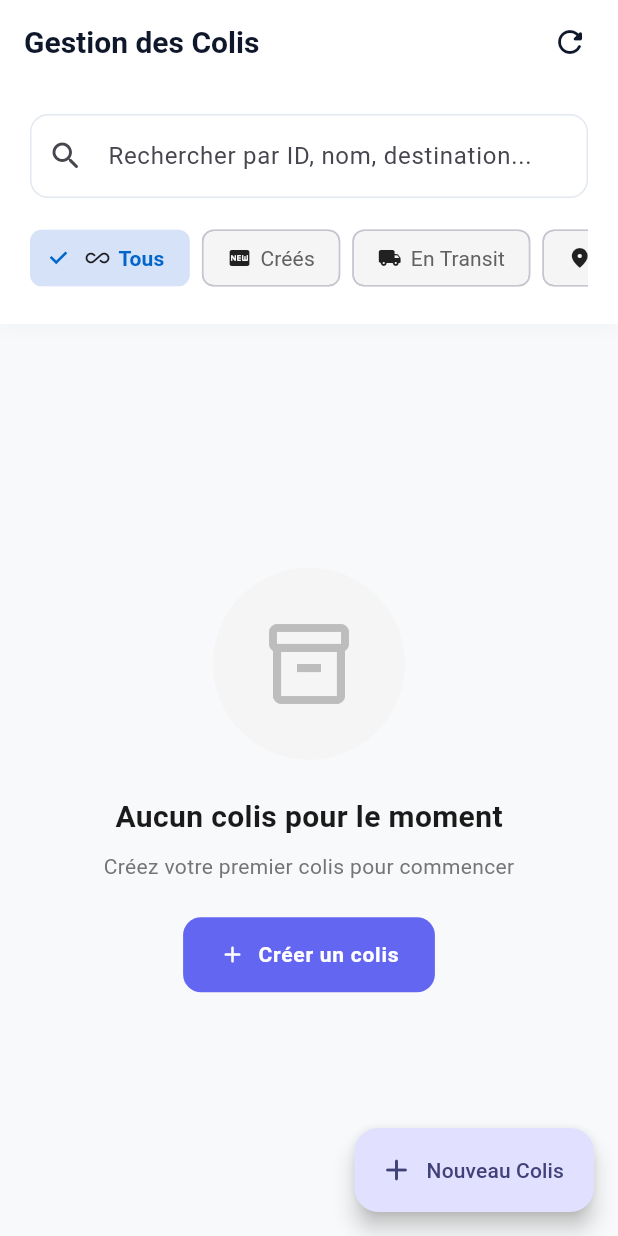
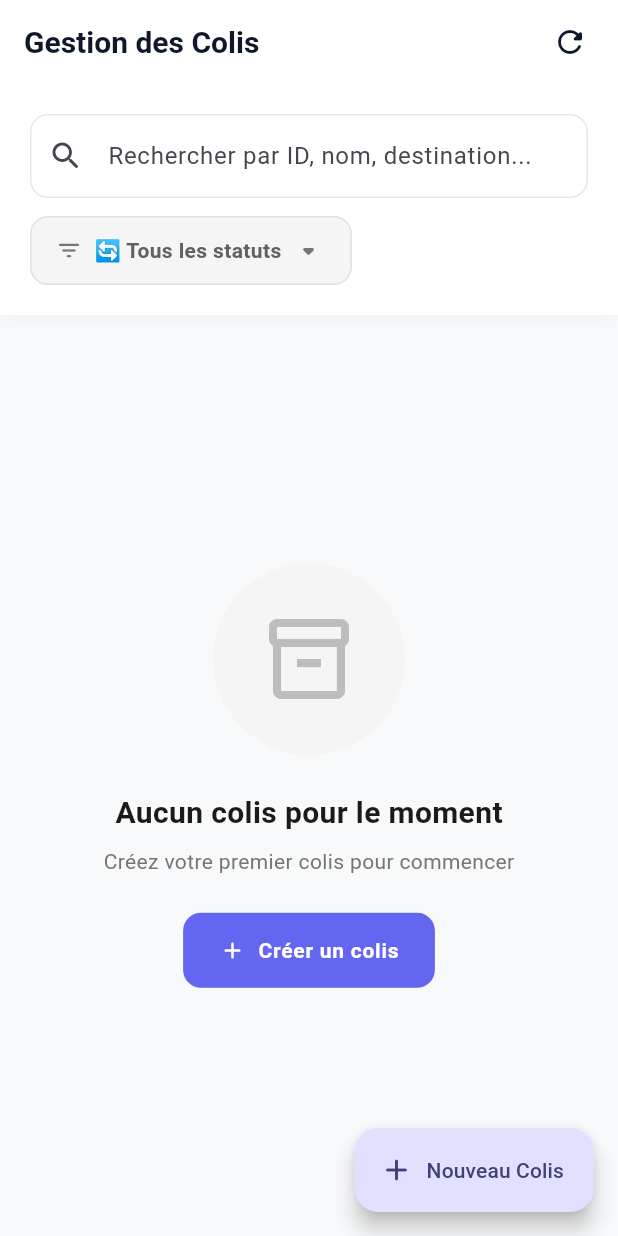
Before and after one commit to simpo00h0/GK-Express, a Flutter app: the HomeScreen screen opened directly with empty values, on a phone screen of 412 x 824 dp. Run offline on Flutter 3.47's test engine with Material 3 defaults, Android fonts, the phone set to English and light mode, and no system bars; our stand-ins replace flutter_local_notifications, qr_flutter, shared_preferences, socket_io_client; accounts and stored records are empty.

Commit message:
Add status filter dialog and update filter UI in HomeScreen

```diff
--- a/app/lib/screens/home_screen.dart
+++ b/app/lib/screens/home_screen.dart
@@ -31,6 +31,119 @@ class HomeScreen extends StatefulWidget {
 class _HomeScreenState extends State<HomeScreen> {
   String _searchQuery = '';
   String _filterStatus = 'all';
+
+  String get _filterLabel {
+    switch (_filterStatus) {
+      case 'created':
+        return '🆕 Créés';
+      case 'inTransit':
+        return '🚚 En Transit';
+      case 'arrived':
+        return '📍 Arrivés';
+      case 'delivered':
+        return '✅ Livrés';
+      case 'issue':
+        return '⚠️ Problèmes';
+      default:
+        return '🔄 Tous les statuts';
+    }
+  }
+
+  Future<void> _showFilterSelector() async {
+    await showDialog(
+      context: context,
+      builder: (context) {
+        return AlertDialog(
+          title: Row(
+            children: [
+              const Icon(Icons.filter_list_rounded, color: Color(0xFF0066CC)),
+              const SizedBox(width: 12),
+              const Text('Filtrer par statut'),
+              const Spacer(),
+              IconButton(
+                icon: const Icon(Icons.close),
+                onPressed: () => Navigator.of(context).pop(),
+              ),
+            ],
+          ),
+          content: SizedBox(
+            width: 350,
+            child: SingleChildScrollView(
+              child: Column(
+                mainAxisSize: MainAxisSize.min,
+                children: [
+                  _buildFilterOption(
+                    context,
+                    'all',
+                    '🔄 Tous les statuts',
+                    Icons.all_inclusive_rounded,
+                  ),
+                  const Divider(),
+                  _buildFilterOption(
+                    context,
+                    'created',
+                    '🆕 Créés',
+                    Icons.fiber_new_rounded,
+                  ),
+                  _buildFilterOption(
+                    context,
+                    'inTransit',
+                    '🚚 En Transit',
+                    Icons.local_shipping_rounded,
+                  ),
+                  _buildFilterOption(
+                    context,
+                    'arrived',
+                    '📍 Arrivés',
+                    Icons.location_on_rounded,
+                  ),
+                  _buildFilterOption(
+                    context,
+                    'delivered',
+                    '✅ Livrés',
+                    Icons.check_circle_rounded,
+                  ),
+                  _buildFilterOption(
+                    context,
+                    'issue',
+                    '⚠️ Problèmes',
+                    Icons.warning_rounded,
+                  ),
+                ],
+              ),
+            ),
+          ),
+        );
+      },
+    );
+  }
+
+  Widget _buildFilterOption(
+    BuildContext context,
+    String value,
+    String label,
+    IconData icon,
+  ) {
+    final isSelected = _filterStatus == value;
+    return ListTile(
+      leading: isSelected
+          ? const Icon(Icons.check_circle, color: Color(0xFF0066CC))
+          : Icon(icon, color: Colors.grey),
+      title: Text(
+        label,
+        style: TextStyle(
+          fontWeight: isSelected ? FontWeight.bold : FontWeight.normal,
+          color: isSelected ? const Color(0xFF0066CC) : null,
+        ),
+      ),
+      onTap: () {
+        setState(() => _filterStatus = value);
+        Navigator.of(context).pop();
+      },
+      shape: RoundedRectangleBorder(borderRadius: BorderRadius.circular(8)),
+      hoverColor: const Color(0xFF0066CC).withValues(alpha: 0.1),
+    );
+  }
 
   List<Parcel> get _filteredParcels {
     var filtered = widget.parcels;
@@ -99,49 +212,74 @@ class _HomeScreenState extends State<HomeScreen> {
                   ),
                   onChanged: (value) => setState(() => _searchQuery = value),
                 ),
-                const SizedBox(height: 16),
-                // Status Filter
-                SingleChildScrollView(
-                  scrollDirection: Axis.horizontal,
-                  child: Row(
-                    children: [
-                      _buildFilterChip(
-                        'Tous',
-                        'all',
-                        Icons.all_inclusive_rounded,
+                const SizedBox(height: 12),
+                // Status Filter Button
+                Row(
+                  children: [
+                    InkWell(
+                      onTap: _showFilterSelector,
+                      borderRadius: BorderRadius.circular(12),
+                      child: Container(
+                        padding: const EdgeInsets.symmetric(
+                          horizontal: 16,
+                          vertical: 10,
+                        ),
+                        decoration: BoxDecoration(
+                          color: _filterStatus != 'all'
+                              ? const Color(0xFF0066CC).withValues(alpha: 0.1)
+                              : Colors.grey.shade100,
+                          borderRadius: BorderRadius.circular(12),
+                          border: Border.all(
+                            color: _filterStatus != 'all'
+                                ? const Color(0xFF0066CC)
+                                : Colors.grey.shade300,
+                          ),
+                        ),
+                        child: Row(
+                          mainAxisSize: MainAxisSize.min,
+                          children: [
+                            Icon(
+                              Icons.filter_list_rounded,
+                              size: 18,
+                              color: _filterStatus != 'all'
+                                  ? const Color(0xFF0066CC)
+                                  : Colors.grey.shade600,
+                            ),
+                            const SizedBox(width: 8),
+                            Text(
+                              _filterLabel,
+                              style: TextStyle(
+                                fontWeight: FontWeight.w600,
+                                color: _filterStatus != 'all'
+                                    ? const Color(0xFF0066CC)
+                                    : Colors.grey.shade700,
+                              ),
+                            ),
+                            const SizedBox(width: 6),
+                            Icon(
+                              Icons.arrow_drop_down_rounded,
+                              color: _filterStatus != 'all'
+                                  ? const Color(0xFF0066CC)
+                                  : Colors.grey.shade600,
+                            ),
+                          ],
+                        ),
                       ),
+                    ),
+                    if (_filterStatus != 'all') ...[
                       const SizedBox(width: 8),
-                      _buildFilterChip(
-                        'Créés',
-                        'created',
-                        Icons.fiber_new_rounded,
-                      ),
-                      const SizedBox(width: 8),
-                      _buildFilterChip(
-                        'En Transit',
-                        'inTransit',
-                        Icons.local_shipping_rounded,
-                      ),
-                      const SizedBox(width: 8),
-                      _buildFilterChip(
-                        'Arrivés',
-                        'arrived',
-                        Icons.location_on_rounded,
-                      ),
-                      const SizedBox(width: 8),
-                      _buildFilterChip(
-                        'Livrés',
-                        'delivered',
-                        Icons.check_circle_rounded,
-                      ),
-                      const SizedBox(width: 8),
-                      _buildFilterChip(
-                        'Problèmes',
-                        'issue',
-                        Icons.warning_rounded,
+                      TextButton.icon(
+                        onPressed: () => setState(() => _filterStatus = 'all'),
+                        icon: const Icon(Icons.clear, size: 16),
+                        label: const Text('Réinitialiser'),
+                        style: TextButton.styleFrom(
+                          foregroundColor: Colors.grey.shade600,
+                          padding: const EdgeInsets.symmetric(horizontal: 8),
+                          textStyle: const TextStyle(fontSize: 12),
+                        ),
                       ),
                     ],
-                  ),
+                  ],
                 ),
               ],
             ),
@@ -196,27 +334,6 @@ class _HomeScreenState extends State<HomeScreen> {
               label: const Text('Nouveau Colis'),
             )
           : null,
-    );
-  }
-
-  Widget _buildFilterChip(String label, String value, IconData icon) {
-    final isSelected = _filterStatus == value;
-    return FilterChip(
-      label: Row(
-        mainAxisSize: MainAxisSize.min,
-        children: [Icon(icon, size: 16), const SizedBox(width: 6), Text(label)],
-      ),
-      selected: isSelected,
-      onSelected: (selected) {
-        setState(() => _filterStatus = value);
-      },
-      backgroundColor: Colors.grey.shade100,
-      selectedColor: const Color(0xFF0066CC).withValues(alpha: 0.15),
-      checkmarkColor: const Color(0xFF0066CC),
-      labelStyle: TextStyle(
-        color: isSelected ? const Color(0xFF0066CC) : Colors.grey.shade700,
-        fontWeight: isSelected ? FontWeight.w600 : FontWeight.normal,
-      ),
     );
   }
 
```
